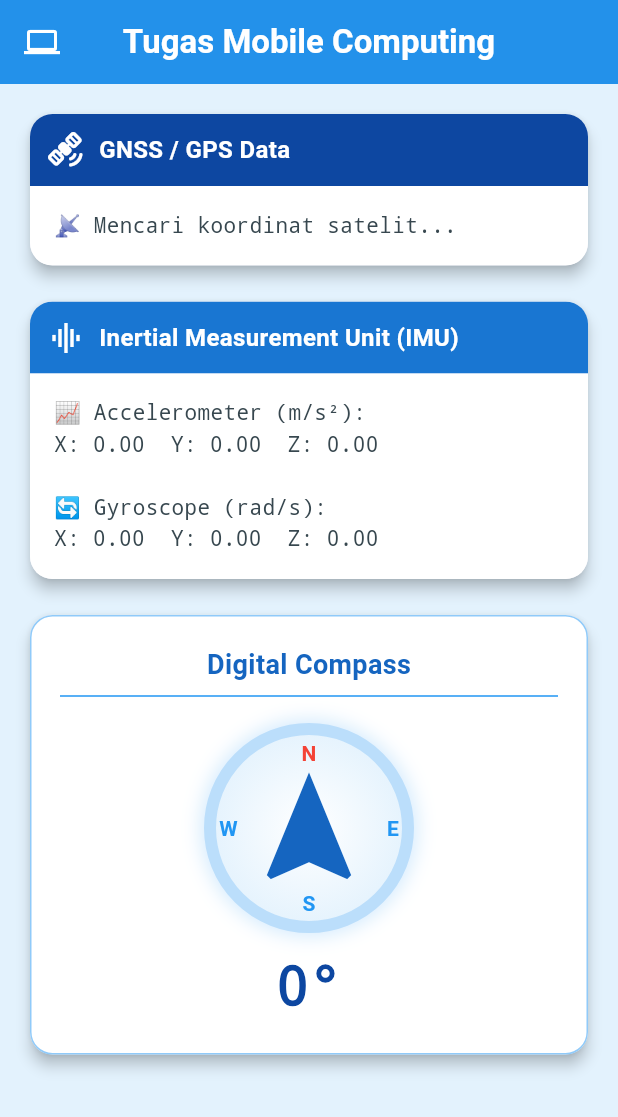
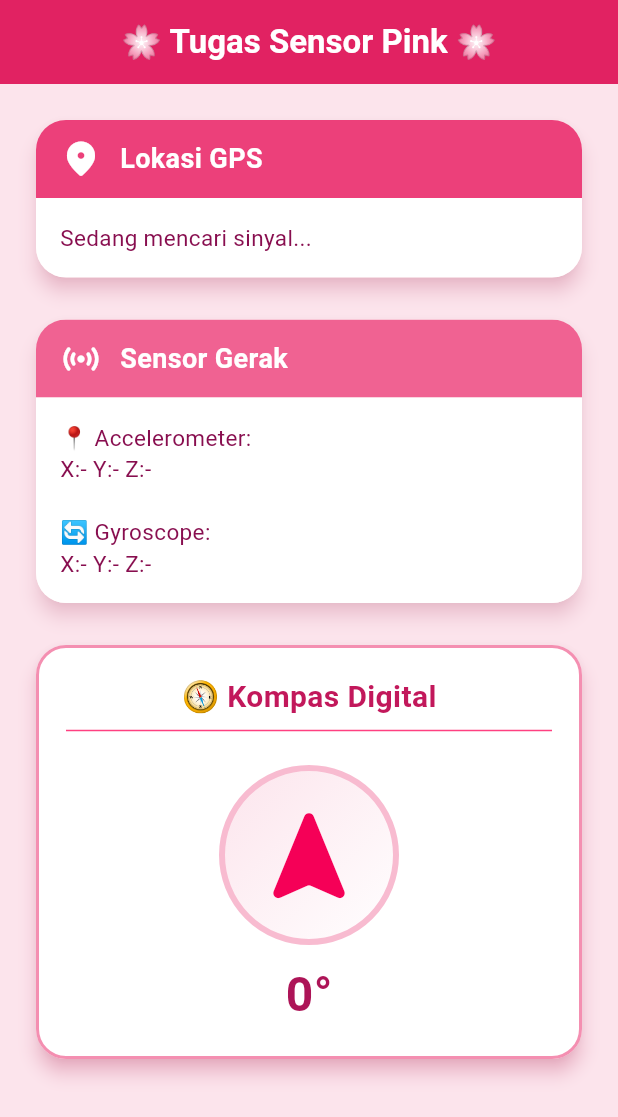
Before and after one commit to heraherlina29/tugas_mobile_computing, a Flutter app: the screen it shows after launch, on a phone screen of 412 x 824 dp. Shown: the top 1117 px of the screen. Run offline on Flutter 3.47's test engine with Material 3 defaults, Android fonts, the phone set to English and light mode, and no system bars; our stand-ins replace geolocator, sensors_plus.

Commit message:
first commit

```diff
--- a/lib/main.dart
+++ b/lib/main.dart
@@ -14,18 +14,17 @@ class MyApp extends StatelessWidget {
   Widget build(BuildContext context) {
     return MaterialApp(
       debugShowCheckedModeBanner: false,
-      title: 'Tugas Mobile Computing',
+      title: 'Sensor Pink App',
       theme: ThemeData(
         useMaterial3: true,
-        // TEMA WARNA: BIRU
-        colorSchemeSeed: Colors.blue,
-        // Background aplikasi biru sangat muda
-        scaffoldBackgroundColor: const Color(0xFFE3F2FD), // Blue 50 custom
-        appBarTheme: const AppBarTheme(
-          backgroundColor: Colors.blue, // Biru Utama
-          foregroundColor: Colors.white, // Teks Putih
+        // GANTI WARNA UTAMA JADI PINK
+        colorSchemeSeed: Colors.pink,
+        // Latar belakang aplikasi jadi agak pink muda
+        scaffoldBackgroundColor: Colors.pink[50],
+        appBarTheme: AppBarTheme(
+          backgroundColor: Colors.pink, // AppBar jadi Pink Tua
+          foregroundColor: Colors.white, // Teks di AppBar jadi Putih
           elevation: 4,
-          centerTitle: true,
         ),
       ),
       home: const HalamanSensor(),
@@ -41,7 +40,7 @@ class HalamanSensor extends StatefulWidget {
 }
 
 class _HalamanSensorState extends State<HalamanSensor> {
-  // --- Variabel Data ---
+  // --- Variabel Data (Tidak Berubah) ---
   Position? posisi;
   List<double>? accelero;
   List<double>? gyro;
@@ -53,21 +52,15 @@ class _HalamanSensorState extends State<HalamanSensor> {
     _initSensors();
   }
 
-  // --- Logika Sensor (Sama seperti sebelumnya) ---
+  // --- Logika Sensor (Tidak Berubah) ---
   void _initSensors() {
     _cekIzinGPS();
-
-    // Accelerometer
     accelerometerEventStream().listen((event) {
       if (mounted) setState(() => accelero = [event.x, event.y, event.z]);
     });
-
-    // Gyroscope
     gyroscopeEventStream().listen((event) {
       if (mounted) setState(() => gyro = [event.x, event.y, event.z]);
     });
-
-    // Magnetometer (Kompas)
     magnetometerEventStream().listen((event) {
       double heading = math.atan2(event.y, event.x) * (180 / math.pi);
       if (heading > 0) heading -= 360;
@@ -78,145 +71,126 @@ class _HalamanSensorState extends State<HalamanSensor> {
   Future<void> _cekIzinGPS() async {
     bool serviceEnabled = await Geolocator.isLocationServiceEnabled();
     if (!serviceEnabled) return;
-
     LocationPermission permission = await Geolocator.checkPermission();
     if (permission == LocationPermission.denied) {
       permission = await Geolocator.requestPermission();
       if (permission == LocationPermission.denied) return;
     }
-
     Geolocator.getPositionStream().listen((Position p) {
       if (mounted) setState(() => posisi = p);
     });
   }
 
-  // --- TAMPILAN UI (BIRU) ---
+  // --- TAMPILAN UI (BAGIAN YANG DIUBAH JADI PINK) ---
   @override
   Widget build(BuildContext context) {
     return Scaffold(
       appBar: AppBar(
-        // JUDUL SESUAI REQUEST
-        title: const Text("Tugas Mobile Computing", style: TextStyle(fontWeight: FontWeight.bold)),
-        leading: const Icon(Icons.computer), // Ikon tambahan biar keren
+        title: const Text("🌸 Tugas Sensor Pink 🌸", style: TextStyle(fontWeight: FontWeight.bold)),
+        centerTitle: true,
       ),
       body: SingleChildScrollView(
-        padding: const EdgeInsets.all(16),
+        padding: const EdgeInsets.all(20),
         child: Column(
           children: [
-            // KARTU 1: GPS (Biru Tua/Naval)
-            _buildBlueCard(
-              icon: Icons.satellite_alt_rounded,
-              judul: "GNSS / GPS Data",
+            // KARTU GPS (PINK TUA)
+            _buildPinkCard(
+              icon: Icons.location_on_rounded,
+              judul: "Lokasi GPS",
               isi: posisi == null
-                  ? "📡 Mencari koordinat satelit..."
-                  : "Latitude   : ${posisi!.latitude.toStringAsFixed(5)}\nLongitude : ${posisi!.longitude.toStringAsFixed(5)}\nAltitude   : ${posisi!.altitude.toStringAsFixed(1)} mdpl\nSpeed      : ${posisi!.speed.toStringAsFixed(1)} m/s",
-              warnaHeader: Colors.blue.shade900,
+                ? "Sedang mencari sinyal..."
+                : "Lat: ${posisi!.latitude.toStringAsFixed(4)}\nLong: ${posisi!.longitude.toStringAsFixed(4)}\nAlt: ${posisi!.altitude.toStringAsFixed(1)} m",
+              warnaHeader: Colors.pink[400]!, // Pink agak tua
               warnaIcon: Colors.white,
             ),
 
-            const SizedBox(height: 16),
+            const SizedBox(height: 20),
 
-            // KARTU 2: IMU (Biru Medium)
-            _buildBlueCard(
-              icon: Icons.graphic_eq,
-              judul: "Inertial Measurement Unit (IMU)",
-              isi: "📈 Accelerometer (m/s²):\n"
-                   "X: ${accelero?[0].toStringAsFixed(2) ?? '0.00'}  "
-                   "Y: ${accelero?[1].toStringAsFixed(2) ?? '0.00'}  "
-                   "Z: ${accelero?[2].toStringAsFixed(2) ?? '0.00'}\n\n"
-                   "🔄 Gyroscope (rad/s):\n"
-                   "X: ${gyro?[0].toStringAsFixed(2) ?? '0.00'}  "
-                   "Y: ${gyro?[1].toStringAsFixed(2) ?? '0.00'}  "
-                   "Z: ${gyro?[2].toStringAsFixed(2) ?? '0.00'}",
-              warnaHeader: Colors.blue.shade700,
+            // KARTU SENSOR GERAK (PINK SEDANG)
+            _buildPinkCard(
+              icon: Icons.sensors_rounded,
+              judul: "Sensor Gerak",
+              isi: "📍 Accelerometer:\nX:${accelero?[0].toStringAsFixed(1) ?? '-'} Y:${accelero?[1].toStringAsFixed(1) ?? '-'} Z:${accelero?[2].toStringAsFixed(1) ?? '-'}\n\n🔄 Gyroscope:\nX:${gyro?[0].toStringAsFixed(1) ?? '-'} Y:${gyro?[1].toStringAsFixed(1) ?? '-'} Z:${gyro?[2].toStringAsFixed(1) ?? '-'}",
+              warnaHeader: Colors.pink[300]!, // Pink sedang
               warnaIcon: Colors.white,
             ),
 
-            const SizedBox(height: 16),
+            const SizedBox(height: 20),
 
-            // KARTU 3: KOMPAS (Style Tech)
+            // KARTU KOMPAS (PINK MUDA / AKSEN)
             Card(
-              elevation: 4,
+              elevation: 5,
+              shadowColor: Colors.pinkAccent.withOpacity(0.5),
+              shape: RoundedRectangleBorder(borderRadius: BorderRadius.circular(20), side: BorderSide(color: Colors.pink.shade200, width: 2)),
               color: Colors.white,
-              shape: RoundedRectangleBorder(
-                borderRadius: BorderRadius.circular(15),
-                side: BorderSide(color: Colors.blue.shade200, width: 1),
-              ),
               child: Padding(
                 padding: const EdgeInsets.all(20),
                 child: Column(
                   children: [
-                    Text("Digital Compass", style: TextStyle(fontSize: 18, fontWeight: FontWeight.bold, color: Colors.blue.shade800)),
-                    const Divider(color: Colors.blue),
-                    const SizedBox(height: 10),
+                    Text("🧭 Kompas Digital", style: TextStyle(fontSize: 20, fontWeight: FontWeight.bold, color: Colors.pink[700])),
+                    const Divider(color: Colors.pinkAccent),
+                    const SizedBox(height: 15),
                     Stack(
                       alignment: Alignment.center,
                       children: [
-                        // Lingkaran Kompas
+                        // Lingkaran latar belakang kompas
                         Container(
-                          width: 140, height: 140,
+                          width: 120, height: 120,
                           decoration: BoxDecoration(
                             shape: BoxShape.circle,
-                            border: Border.all(color: Colors.blue.shade100, width: 8),
-                            gradient: RadialGradient(colors: [Colors.white, Colors.blue.shade50]),
-                            boxShadow: [BoxShadow(color: Colors.blue.withOpacity(0.2), blurRadius: 10, spreadRadius: 2)]
+                            border: Border.all(color: Colors.pink.shade100, width: 4),
+                            gradient: LinearGradient(
+                              colors: [Colors.pink.shade50, Colors.white],
+                              begin: Alignment.topLeft, end: Alignment.bottomRight
+                            )
                           ),
                         ),
-                        // Label Arah Mata Angin
-                        const Positioned(top: 10, child: Text("N", style: TextStyle(fontWeight: FontWeight.bold, color: Colors.red))),
-                        const Positioned(bottom: 10, child: Text("S", style: TextStyle(fontWeight: FontWeight.bold, color: Colors.blue))),
-                        const Positioned(right: 10, child: Text("E", style: TextStyle(fontWeight: FontWeight.bold, color: Colors.blue))),
-                        const Positioned(left: 10, child: Text("W", style: TextStyle(fontWeight: FontWeight.bold, color: Colors.blue))),
-
-                        // Jarum Penunjuk
+                        // Jarum Kompas yang berputar
                         Transform.rotate(
                           angle: (arahKompas * (math.pi / 180)),
-                          child: Icon(Icons.navigation, size: 90, color: Colors.blue.shade800),
+                          child: Icon(Icons.navigation_rounded, size: 80, color: Colors.pinkAccent[400]),
                         ),
                       ],
                     ),
                     const SizedBox(height: 10),
-                    Text(
-                      "${arahKompas.toStringAsFixed(0)}°",
-                      style: TextStyle(fontSize: 36, fontWeight: FontWeight.bold, color: Colors.blue.shade900, fontFamily: 'monospace'),
-                    ),
+                    Text("${arahKompas.toStringAsFixed(0)}°", style: TextStyle(fontSize: 32, fontWeight: FontWeight.bold, color: Colors.pink[800])),
                   ],
                 ),
               ),
-            ),
+            )
           ],
         ),
       ),
     );
   }
 
-  // Widget Helper untuk Kartu Biru
-  Widget _buildBlueCard({required IconData icon, required String judul, required String isi, required Color warnaHeader, required Color warnaIcon}) {
+  // Widget Kustom untuk Kartu Pink
+  Widget _buildPinkCard({required IconData icon, required String judul, required String isi, required Color warnaHeader, required Color warnaIcon}) {
     return Card(
-      elevation: 4,
-      shape: RoundedRectangleBorder(borderRadius: BorderRadius.circular(15)),
-      clipBehavior: Clip.antiAlias,
+      elevation: 5,
+      shadowColor: warnaHeader.withOpacity(0.4),
+      shape: RoundedRectangleBorder(borderRadius: BorderRadius.circular(20)),
+      clipBehavior: Clip.antiAlias, // Supaya sudut header ikut melengkung
       child: Column(
-        crossAxisAlignment: CrossAxisAlignment.stretch,
         children: [
+          // Header Kartu (Warna Pink Tua)
           Container(
-            padding: const EdgeInsets.all(12),
-            color: warnaHeader,
+            padding: const EdgeInsets.symmetric(vertical: 12, horizontal: 16),
+            decoration: BoxDecoration(color: warnaHeader),
             child: Row(
               children: [
-                Icon(icon, color: warnaIcon),
-                const SizedBox(width: 10),
-                Text(judul, style: TextStyle(color: warnaIcon, fontSize: 16, fontWeight: FontWeight.bold)),
+                Icon(icon, color: warnaIcon, size: 28),
+                const SizedBox(width: 12),
+                Text(judul, style: TextStyle(fontSize: 18, fontWeight: FontWeight.bold, color: warnaIcon)),
               ],
             ),
           ),
+          // Isi Kartu (Warna Putih)
           Container(
+            width: double.infinity,
             padding: const EdgeInsets.all(16),
             color: Colors.white,
-            child: Text(
-              isi,
-              style: TextStyle(fontSize: 14, color: Colors.blueGrey[800], height: 1.5, fontFamily: 'monospace'),
-            ),
+            child: Text(isi, style: TextStyle(fontSize: 15, color: Colors.pink[900], height: 1.4)),
           ),
         ],
       ),
```
Also changed, not shown: dokumentasi_hasil.jpeg (added).
